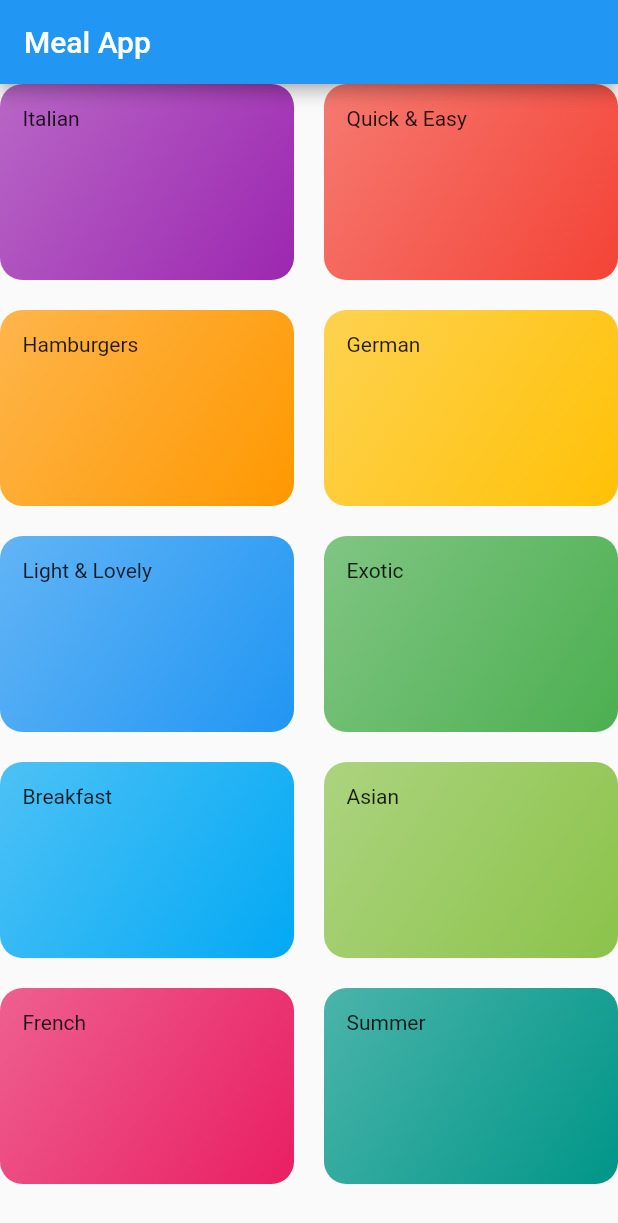
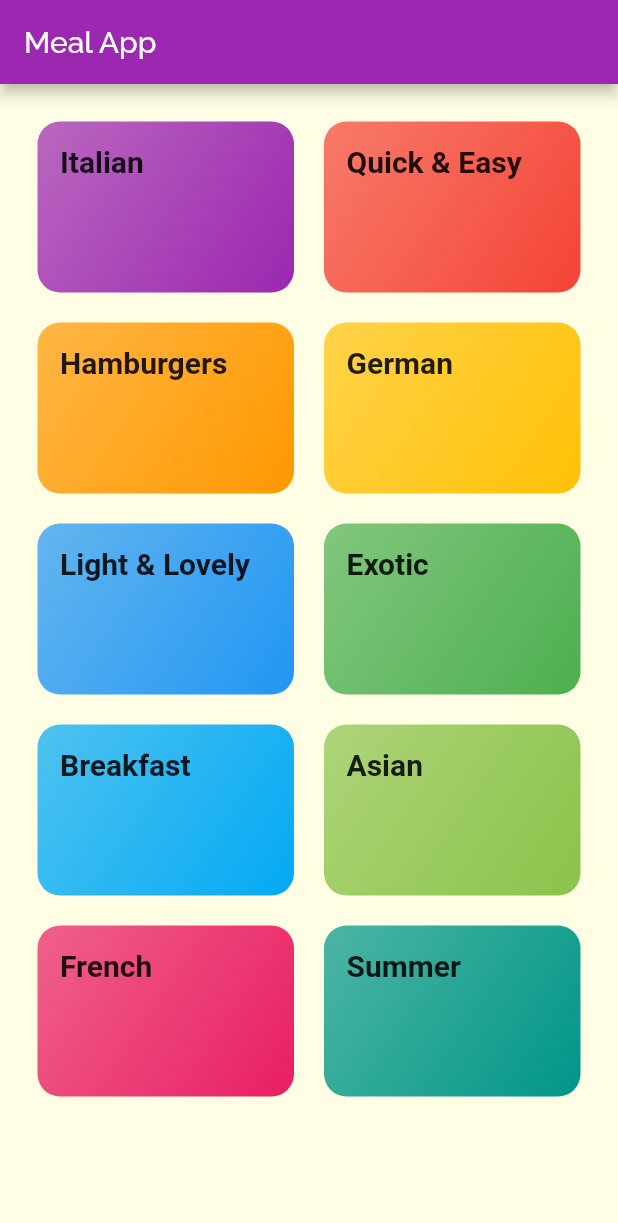
Before and after one commit to lawrencembise/mealApp, a Flutter app: the screen it shows after launch, on a phone screen of 412 x 824 dp. Shown: the top 1223 px of the screen. Run offline on Flutter 3.47's test engine with Material 2 defaults, Android fonts, the phone set to English and light mode, and no system bars; Roboto replaces fonts that are missing (RobotoCondensed).

Commit message:
Slight styling

```diff
--- a/lib/categories_screen.dart
+++ b/lib/categories_screen.dart
@@ -11,6 +11,7 @@ class CategoriesScreen extends StatelessWidget {
         title: const Text('Meal App'),
       ),
       body: GridView(
+        padding: const EdgeInsets.all(25),
         children: DUMMY_CATEGORIES
             .map((catDat) => CategoryItem(
                   color: catDat.color,
--- a/lib/category_item.dart
+++ b/lib/category_item.dart
@@ -10,7 +10,7 @@ class CategoryItem extends StatelessWidget {
   Widget build(BuildContext context) {
     return Container(
       padding: const EdgeInsets.all(15),
-      child: Text(title),
+      child: Text(title , style: Theme.of(context).textTheme.headline6,),
       decoration: BoxDecoration(
         gradient: LinearGradient(
             colors: [color.withOpacity(0.7), color],
--- a/lib/main.dart
+++ b/lib/main.dart
@@ -1,5 +1,6 @@
 import 'package:flutter/material.dart';
 import './categories_screen.dart';
+
 void main() => runApp(MyApp());
 
 class MyApp extends StatelessWidget {
@@ -8,8 +9,22 @@ class MyApp extends StatelessWidget {
     return MaterialApp(
       title: 'DeliMeals',
       theme: ThemeData(
-        primarySwatch: Colors.blue,
-      ),
+          primarySwatch: Colors.purple,
+          accentColor: Colors.blue,
+          canvasColor: Color.fromRGBO(255, 254, 229, 1),
+          fontFamily: 'Raleway',
+          textTheme: ThemeData.light().textTheme.copyWith(
+              bodyText1: TextStyle(
+                color: Color.fromRGBO(20, 51, 51, 1),
+              ),
+              bodyText2: TextStyle(
+                color: Color.fromRGBO(20, 51, 51, 1),
+              ),
+              headline6: TextStyle(
+                fontSize: 20,
+                fontFamily: 'RobotoCondensed',
+                fontWeight: FontWeight.bold,
+              ))),
       home: CategoriesScreen(),
     );
   }
```
Also changed, not shown: pubspec.yaml (+18 -11 lines), assets/fonts/fonts/Raleway-Black.ttf (added), assets/fonts/fonts/Raleway-Bold.ttf (added), assets/fonts/fonts/Raleway-Regular.ttf (added), assets/fonts/fonts/RobotoCondensed-Bold.ttf (added), assets/fonts/fonts/RobotoCondensed-Italic.ttf (added), assets/fonts/fonts/RobotoCondensed-Light.ttf (added), assets/fonts/fonts/RobotoCondensed-Regular.ttf (added).
